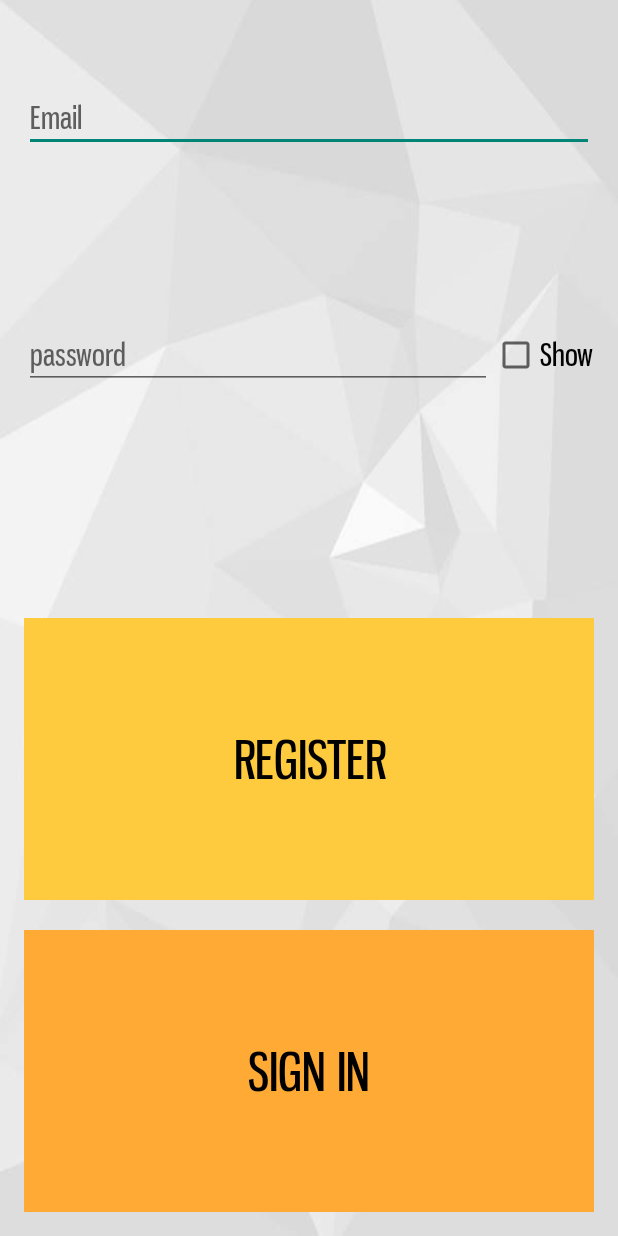
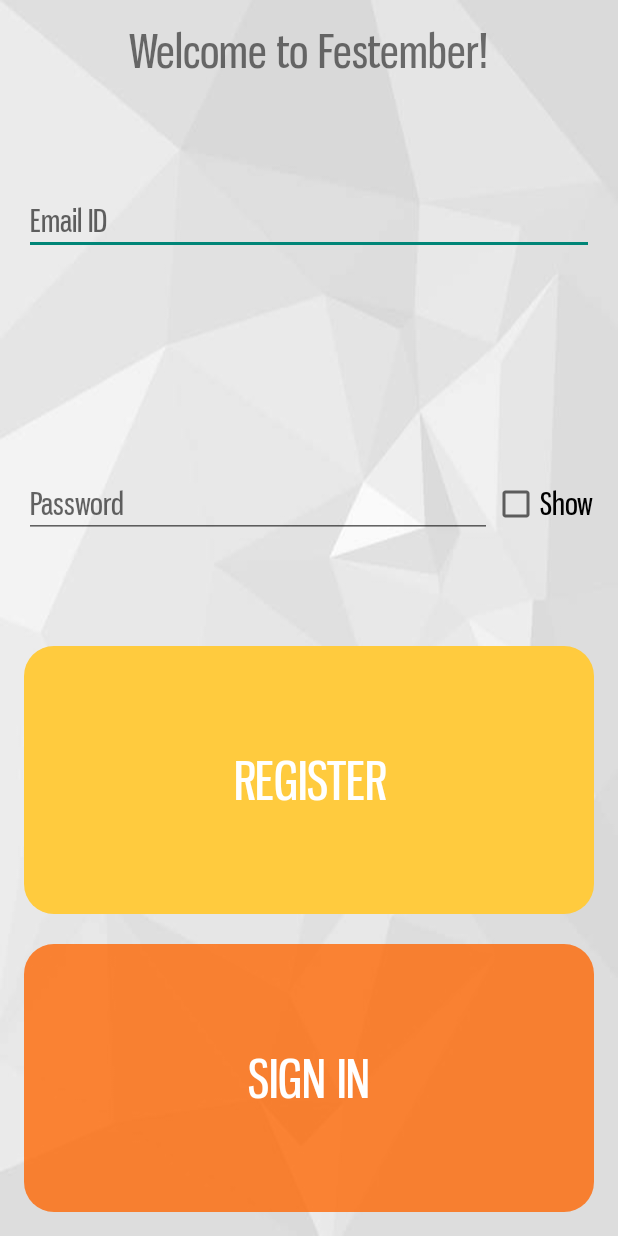
Before and after one commit to sujithrengan/Fdoodle, an Android app: the LoginActivity screen opened directly, with no data from a screen before it, on a phone screen of 412 x 824 dp. Run offline under Robolectric (Android 15) with nearby library versions, the phone set to English and light mode, and no system bars.

Commit message:
IntegrationG
Facebookdoodle-Logincleaned

```diff
--- a/app/src/main/java/f15/delta/com/fdoodle/LoginActivity.java
+++ b/app/src/main/java/f15/delta/com/fdoodle/LoginActivity.java
@@ -16,6 +16,7 @@ import android.view.WindowManager;
 import android.widget.Button;
 import android.widget.CheckBox;
 import android.widget.CompoundButton;
+import android.widget.TextView;
 import android.widget.Toast;
 
 import org.json.JSONException;
@@ -65,7 +66,7 @@ public class LoginActivity extends Activity {
 
     private EditText username_text,password_text;
     private CheckBox checkBox;
-    public  String user_mail,password;
+    public String user_mail,password;
     public SharedPreferences prefs;
     public Button SignIn;
     public Button register;
@@ -85,12 +86,14 @@ public class LoginActivity extends Activity {
         checkBox = (CheckBox)findViewById(R.id.showPasswordCheckBox);
         SignIn = (Button)findViewById(R.id.signInButton);
         register=(Button)findViewById(R.id.RegisterButton);
-        prefs = getSharedPreferences("LogInPrefs",0);
+        prefs = getSharedPreferences("LogInPrefs", 0);
         typeface = Typeface.createFromAsset(getApplicationContext().getAssets(), "fonts/gnu.ttf");
         username_text.setTypeface(typeface);
         password_text.setTypeface(typeface);
         SignIn.setTypeface(typeface);
         register.setTypeface(typeface);
+        TextView welcomeText = (TextView) findViewById(R.id.welcomeToFestember);
+        welcomeText.setTypeface(typeface);
         i= new Intent(LoginActivity.this,Hscreen.class);
         checkBox.setTypeface(typeface);
         checkBox.setOnCheckedChangeListener(new CompoundButton.OnCheckedChangeListener() {
--- a/app/src/main/java/f15/delta/com/fdoodle/SplashActivity.java
+++ b/app/src/main/java/f15/delta/com/fdoodle/SplashActivity.java
@@ -46,7 +46,7 @@ public class SplashActivity extends Activity {
 
             Log.e("state5",String.valueOf(Utilities.status));
             Intent i;
-            if(Utilities.status==1) {
+            if(Utilities.status!=0) {
                 i= new Intent(SplashActivity.this, Hscreen.class);
 
             }
--- /dev/null
+++ b/app/src/main/res/drawable/basic_reg_button.xml
@@ -0,0 +1,13 @@
+<?xml version="1.0" encoding="utf-8"?>
+<shape xmlns:android="http://schemas.android.com/apk/res/android"
+    android:shape="rectangle">
+
+    <solid android:color="@color/register_button_login"
+        />
+
+    <corners
+        android:bottomLeftRadius="20dp"
+        android:bottomRightRadius="20dp"
+        android:topLeftRadius="20dp"
+        android:topRightRadius="20dp" />
+</shape>
--- /dev/null
+++ b/app/src/main/res/drawable/pressed_register_button.xml
@@ -0,0 +1,16 @@
+<?xml version="1.0" encoding="utf-8"?>
+<shape xmlns:android="http://schemas.android.com/apk/res/android"
+    android:shape="rectangle">
+
+    <solid android:color="@android:color/black" />
+
+    <corners
+        android:bottomLeftRadius="20dp"
+        android:bottomRightRadius="20dp"
+        android:topLeftRadius="20dp"
+        android:topRightRadius="20dp" />
+
+    <stroke
+        android:width="4dp"
+        android:color="@color/register_button_login" />
+</shape>
--- /dev/null
+++ b/app/src/main/res/drawable/reg_button_style.xml
@@ -0,0 +1,11 @@
+<?xml version="1.0" encoding="utf-8"?>
+
+<selector xmlns:android="http://schemas.android.com/apk/res/android">
+    <item
+        android:state_pressed="true"
+        android:drawable="@drawable/pressed_register_button"
+        />
+    <item
+        android:drawable="@drawable/basic_reg_button"
+        />
+</selector>
--- a/app/src/main/res/layout/activity_login.xml
+++ b/app/src/main/res/layout/activity_login.xml
@@ -10,6 +10,15 @@
     tools:context=".Login_Activity"
     android:background="@drawable/poly_background">
 
+    <TextView
+        android:layout_width="wrap_content"
+        android:layout_height="wrap_content"
+        android:layout_gravity="center_horizontal"
+        android:gravity="center_horizontal"
+        android:text="Welcome to Festember!"
+        android:id="@+id/welcomeToFestember"
+        android:textSize="30sp"
+        />
     <LinearLayout
         android:layout_width="fill_parent"
         android:layout_height="fill_parent"
@@ -21,10 +30,11 @@
             android:layout_width="wrap_content"
             android:layout_height="wrap_content"
             android:layout_weight="1"
-            android:hint="Email"
+            android:layout_gravity="center"
+            android:hint="Email ID"
             android:inputType="textEmailAddress"
             android:textSize="20sp"
-            android:layout_marginTop="40sp" />
+             />
 
     </LinearLayout>
 
@@ -38,8 +48,9 @@
             android:id="@+id/password"
             android:layout_width="wrap_content"
             android:layout_height="wrap_content"
+            android:layout_gravity="center"
             android:layout_weight="1"
-            android:hint="password"
+            android:hint="Password"
             android:textSize="20sp"
             android:inputType="textPassword" />
 
@@ -48,7 +59,7 @@
             android:layout_width="wrap_content"
             android:layout_height="wrap_content"
             android:text="Show"
-
+            android:layout_gravity="center_vertical"
             android:textSize="20sp" />
     </LinearLayout>
 
@@ -59,9 +70,9 @@
         android:layout_weight="1"
         android:alpha="80"
         android:text="Register"
-        android:textColor="#000000"
+        android:textColor="#FFFFFF"
         android:textSize="35sp"
-        android:background="#ffcb3e"
+        android:background="@drawable/reg_button_style"
         android:layout_marginBottom="10sp"
         android:onClick="callRegistration"
         android:clickable="true" />
@@ -72,9 +83,9 @@
         android:layout_weight="1"
         android:alpha="80"
         android:text="Sign in"
-        android:textColor="#000000"
+        android:textColor="#FFFFFF"
         android:textSize="35sp"
-        android:background="#ffaa35"
+        android:background="@drawable/button_style"
         android:layout_marginTop="10sp"
         android:onClick="callSignIn"
         android:clickable="true" />
--- a/app/src/main/res/layout/activity_qrcode_login.xml
+++ b/app/src/main/res/layout/activity_qrcode_login.xml
@@ -9,7 +9,6 @@
     android:paddingRight="@dimen/activity_horizontal_margin"
     android:paddingTop="@dimen/activity_vertical_margin"
     tools:context="f15.delta.com.fdoodle.QRCodeLogin">
-        >
 
     <ImageView
         android:id="@+id/festemberLogo"
--- a/app/src/main/res/values/color.xml
+++ b/app/src/main/res/values/color.xml
@@ -12,4 +12,5 @@
     <color name = "festember_orange_deep">#ffff4400</color>
     <color name = "festember_orange_deep_translucent">#86ff4400</color>
     <color name="Transparent80">#80000000</color>
+    <color name = "register_button_login">#ffcb3e</color>
 </resources>
```
Also changed, not shown: app/src/main/java/f15/delta/com/fdoodle/Painter.java (+4 -5 lines), app/src/main/java/f15/delta/com/fdoodle/RaffleActivity.java (+16 -21 lines), app/src/main/java/f15/delta/com/fdoodle/Utilities.java (+2 -6 lines), app/src/main/res/layout/activity_raffle.xml (+48 -66 lines), 31 other files. Lines whose indentation alone changed are shown as unchanged.
